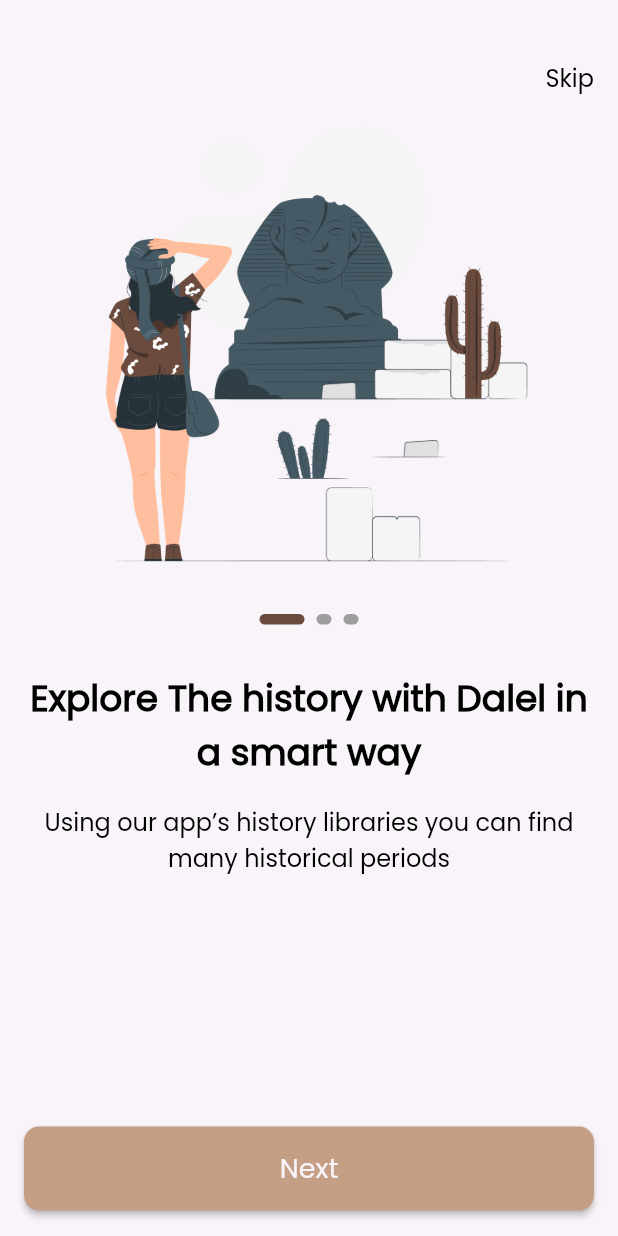
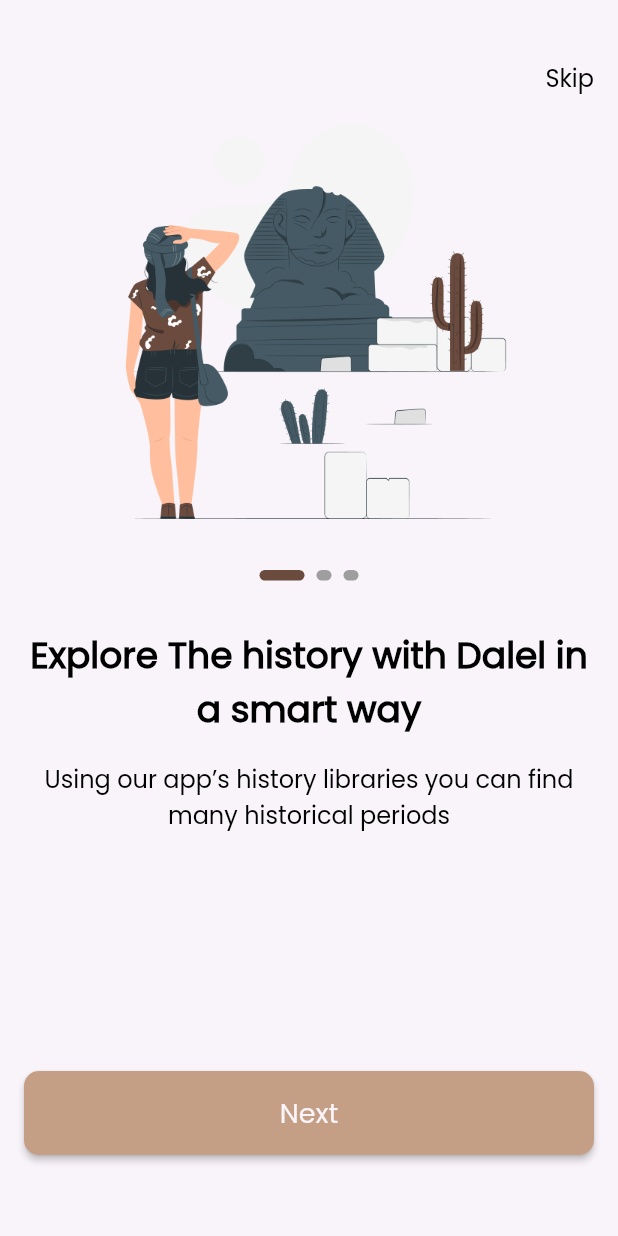
Before and after one commit to mohammedashraf16/dalel, a Flutter app: the screen it shows after launch, on a phone screen of 412 x 824 dp. Run offline on Flutter 3.47's test engine with Material 2 defaults, Android fonts, the phone set to English and light mode, and no system bars; drawn by our look-alikes of smooth_page_indicator; our stand-ins replace go_router.

Commit message:
refactor on code

```diff
--- a/lib/core/functions/navigation.dart
+++ b/lib/core/functions/navigation.dart
@@ -1,5 +1,5 @@
 import 'package:go_router/go_router.dart';
 
 void customNavigate(context, String path) {
-  GoRouter.of(context).push(path);
+  GoRouter.of(context).pushReplacement(path);
 }
--- a/lib/features/ondoarding/presentation/view/onboarding_view.dart
+++ b/lib/features/ondoarding/presentation/view/onboarding_view.dart
@@ -13,15 +13,19 @@ class OnboardingView extends StatelessWidget {
       child: Scaffold(
         body: Padding(
           padding: const EdgeInsets.symmetric(horizontal: 16.0),
-          child: Column(
+          child: ListView(
+            physics: const BouncingScrollPhysics(),
             children: [
-              SizedBox(
+              const SizedBox(
                 height: 40,
               ),
-              CusomNavBar(),
+              const CusomNavBar(),
               OnboardingWidgetBody(),
-              CustomBtn(text: AppStrings.next),
-              SizedBox(
+              const SizedBox(
+                height: 150,
+              ),
+              const CustomBtn(text: AppStrings.next),
+              const SizedBox(
                 height: 17,
               )
             ],
--- a/lib/features/ondoarding/presentation/view/widgets/onboarding_widgt_body.dart
+++ b/lib/features/ondoarding/presentation/view/widgets/onboarding_widgt_body.dart
@@ -5,17 +5,29 @@ import 'package:flutter/material.dart';
 
 class OnboardingWidgetBody extends StatelessWidget {
   OnboardingWidgetBody({super.key});
-  PageController _controller = PageController();
+  final PageController _controller = PageController();
   @override
   Widget build(BuildContext context) {
-    return Expanded(
+    return SizedBox(
+      height: 500,
       child: PageView.builder(
+        physics: const BouncingScrollPhysics(),
         controller: _controller,
         itemCount: 3,
         itemBuilder: (context, index) {
           return Column(
             children: [
-              Image.asset(Assets.imagesOnboarding1),
+              Container(
+                height: 292,
+                width: 343,
+                decoration: const BoxDecoration(
+                  image: DecorationImage(
+                      image: AssetImage(
+                        Assets.imagesOnboarding1,
+                      ),
+                      fit: BoxFit.fill),
+                ),
+              ),
               const SizedBox(
                 height: 24,
               ),
@@ -30,6 +42,8 @@ class OnboardingWidgetBody extends StatelessWidget {
                     fontWeight: FontWeight.bold,
                   ),
                   textAlign: TextAlign.center,
+                  maxLines: 2,
+                  overflow: TextOverflow.ellipsis,
                 ),
               ),
               const SizedBox(
@@ -39,6 +53,8 @@ class OnboardingWidgetBody extends StatelessWidget {
                 "Using our app’s history libraries you can find many historical periods ",
                 style: CustomTextStyles.poppins300Style16,
                 textAlign: TextAlign.center,
+                maxLines: 2,
+                overflow: TextOverflow.ellipsis,
               ),
             ],
           );
```
